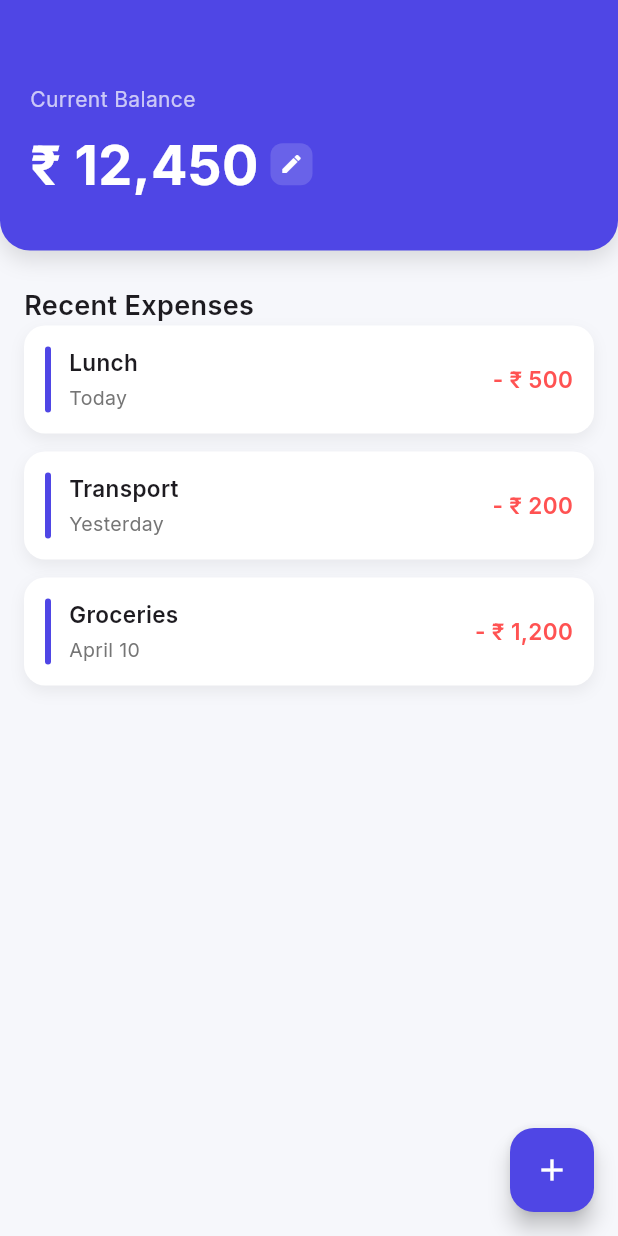
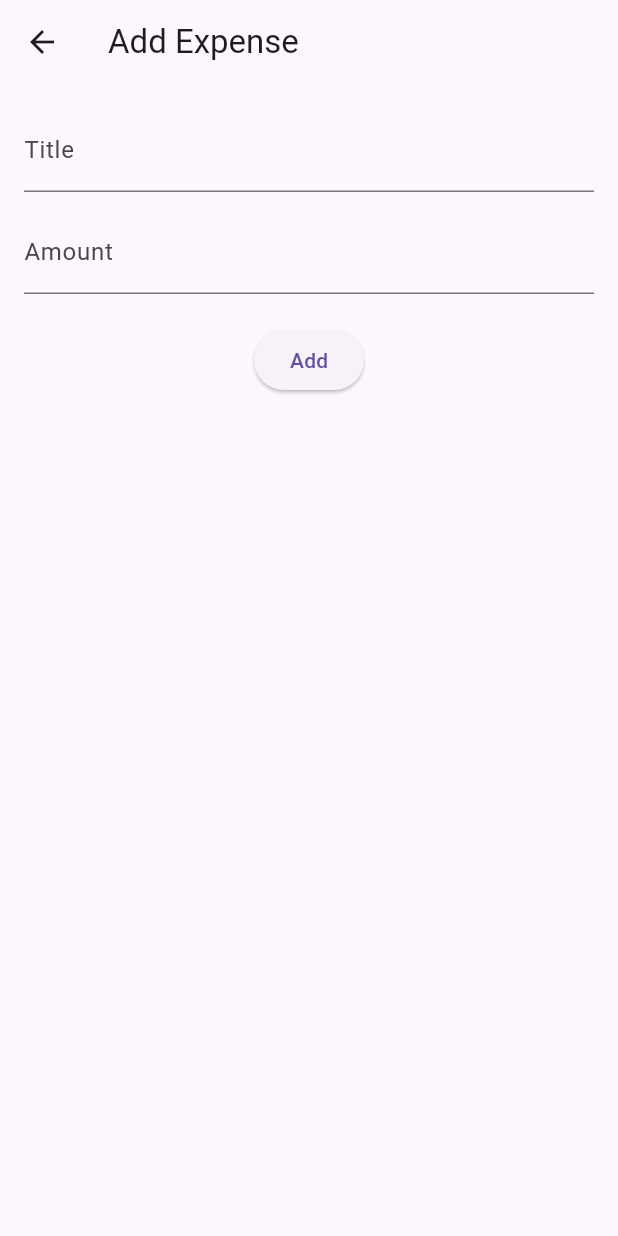
Before and after one commit to Nissan-Shrestha/Expense-tracker-app, a Flutter app: the screen it shows after launch, after a tap on the "add" icon, on a phone screen of 412 x 824 dp. Run offline on Flutter 3.47's test engine with Material 3 defaults, Android fonts, the phone set to English and light mode, and no system bars; our stand-ins replace google_fonts.

Commit message:
app functionalities completed except firebase integration

```diff
--- a/lib/main.dart
+++ b/lib/main.dart
@@ -1,5 +1,9 @@
 import 'package:expense_tracker_app/screens/home/home_screen.dart';
 import 'package:flutter/material.dart';
+import 'package:provider/provider.dart';
+
+import 'viewmodels/expense_viewmodel.dart';
+
 
 void main() {
   runApp(const MyApp());
@@ -10,9 +14,12 @@ class MyApp extends StatelessWidget {
 
   @override
   Widget build(BuildContext context) {
-    return const MaterialApp(
-      debugShowCheckedModeBanner: false,
-      home: HomeScreen(),
+    return ChangeNotifierProvider(
+      create: (_) => ExpenseViewModel(),
+      child: const MaterialApp(
+        debugShowCheckedModeBanner: false,
+        home: HomeScreen(),
+      ),
     );
   }
 }
--- /dev/null
+++ b/lib/models/balance.dart
@@ -0,0 +1,11 @@
+class Balance {
+  final double amount;
+
+  const Balance({required this.amount});
+
+  Balance copyWith({double? amount}) {
+    return Balance(
+      amount: amount ?? this.amount,
+    );
+  }
+}
--- /dev/null
+++ b/lib/models/expense.dart
@@ -0,0 +1,13 @@
+class Expense {
+  final String id;
+  final String title;
+  final double amount;
+  final DateTime date;
+
+  const Expense({
+    required this.id,
+    required this.title,
+    required this.amount,
+    required this.date,
+  });
+}
--- /dev/null
+++ b/lib/screens/home/add_expense_screen.dart
@@ -0,0 +1,52 @@
+import 'package:expense_tracker_app/viewmodels/expense_viewmodel.dart';
+import 'package:flutter/material.dart';
+import 'package:provider/provider.dart';
+
+class AddExpenseScreen extends StatefulWidget {
+  const AddExpenseScreen({super.key});
+
+  @override
+  State<AddExpenseScreen> createState() => _AddExpenseScreenState();
+}
+
+class _AddExpenseScreenState extends State<AddExpenseScreen> {
+  final titleController = TextEditingController();
+  final amountController = TextEditingController();
+
+  @override
+  Widget build(BuildContext context) {
+    return Scaffold(
+      appBar: AppBar(title: const Text('Add Expense')),
+      body: Padding(
+        padding: const EdgeInsets.all(16),
+        child: Column(
+          children: [
+            TextField(
+              controller: titleController,
+              decoration: const InputDecoration(labelText: 'Title'),
+            ),
+            const SizedBox(height: 12),
+            TextField(
+              controller: amountController,
+              keyboardType: TextInputType.number,
+              decoration: const InputDecoration(labelText: 'Amount'),
+            ),
+            const SizedBox(height: 20),
+            ElevatedButton(
+              onPressed: () {
+                final title = titleController.text;
+                final amount = double.tryParse(amountController.text) ?? 0;
+
+                if (title.isNotEmpty && amount > 0) {
+                  context.read<ExpenseViewModel>().addExpense(title, amount);
+                  Navigator.pop(context);
+                }
+              },
+              child: const Text('Add'),
+            ),
+          ],
+        ),
+      ),
+    );
+  }
+}
--- a/lib/screens/home/home_screen.dart
+++ b/lib/screens/home/home_screen.dart
@@ -1,8 +1,11 @@
+import 'package:expense_tracker_app/viewmodels/expense_viewmodel.dart';
 import 'package:expense_tracker_app/widgets/balance_header.dart';
+import 'package:expense_tracker_app/widgets/expense_tile.dart';
 import 'package:flutter/material.dart';
 import 'package:google_fonts/google_fonts.dart';
+import 'package:provider/provider.dart';
 
-import '../../widgets/expense_tile.dart';
+import 'add_expense_screen.dart';
 
 class HomeScreen extends StatelessWidget {
   const HomeScreen({super.key});
@@ -11,18 +14,22 @@ class HomeScreen extends StatelessWidget {
 
   @override
   Widget build(BuildContext context) {
+    final vm = context.watch<ExpenseViewModel>();
+
     return Scaffold(
       backgroundColor: const Color(0xFFF6F7FB),
       body: Column(
         children: [
           const BalanceHeader(),
-
           Expanded(
             child: Padding(
-              padding: const EdgeInsets.fromLTRB(16, 24, 16, 0),
-              child: Column(
+              padding: const EdgeInsets.all(16),
+              child: vm.expenses.isEmpty
+                  ? const Center(child: Text('No expenses yet'))
+                  : Column(
                       crossAxisAlignment: CrossAxisAlignment.start,
                       children: [
+                        const SizedBox(height: 8),
                         Text(
                           'Recent Expenses',
                           style: GoogleFonts.inter(
@@ -30,26 +37,14 @@ class HomeScreen extends StatelessWidget {
                             fontWeight: FontWeight.w600,
                           ),
                         ),
+                        const SizedBox(height: 12),
 
+                        // Expense List
                         Expanded(
-                    child: ListView(
-                      children: const [
-                        ExpenseTile(
-                          title: 'Lunch',
-                          date: 'Today',
-                          amount: '- ₹ 500',
-                        ),
-                        ExpenseTile(
-                          title: 'Transport',
-                          date: 'Yesterday',
-                          amount: '- ₹ 200',
-                        ),
-                        ExpenseTile(
-                          title: 'Groceries',
-                          date: 'April 10',
-                          amount: '- ₹ 1,200',
-                        ),
-                      ],
+                          child: ListView.builder(
+                            itemCount: vm.expenses.length,
+                            itemBuilder: (_, index) =>
+                                ExpenseTile(expense: vm.expenses[index]),
                           ),
                         ),
                       ],
@@ -58,18 +53,15 @@ class HomeScreen extends StatelessWidget {
           ),
         ],
       ),
-
       floatingActionButton: FloatingActionButton(
         backgroundColor: primaryBlue,
         onPressed: () {
-          // Navigator.push(
-          //   context,
-          //   MaterialPageRoute(
-          //     builder: (_) => const AddExpenseScreen(),
-          //   ),
-          // );
+          Navigator.push(
+            context,
+            MaterialPageRoute(builder: (_) => const AddExpenseScreen()),
+          );
         },
-        child: const Icon(Icons.add, color: Colors.white),
+        child: Icon(Icons.add, color: Colors.white),
       ),
     );
   }
--- /dev/null
+++ b/lib/viewmodels/expense_viewmodel.dart
@@ -0,0 +1,46 @@
+import 'package:flutter/material.dart';
+import 'dart:math';
+import '../models/expense.dart';
+import '../models/balance.dart';
+
+class ExpenseViewModel extends ChangeNotifier {
+  Balance _balance = const Balance(amount: 12450);
+  final List<Expense> _expenses = [];
+
+  Balance get balance => _balance;
+  List<Expense> get expenses => List.unmodifiable(_expenses);
+
+  void addExpense(String title, double amount) {
+    final expense = Expense(
+      id: Random().nextDouble().toString(),
+      title: title,
+      amount: amount,
+      date: DateTime.now(),
+    );
+
+    _expenses.insert(0, expense);
+
+    _balance = _balance.copyWith(
+      amount: _balance.amount - amount,
+    );
+
+    notifyListeners();
+  }
+
+  void deleteExpense(String id) {
+    final expense = _expenses.firstWhere((e) => e.id == id);
+
+    _expenses.removeWhere((e) => e.id == id);
+
+    _balance = _balance.copyWith(
+      amount: _balance.amount + expense.amount,
+    );
+
+    notifyListeners();
+  }
+
+  void updateBalance(double newAmount) {
+    _balance = _balance.copyWith(amount: newAmount);
+    notifyListeners();
+  }
+}
--- a/lib/widgets/balance_header.dart
+++ b/lib/widgets/balance_header.dart
@@ -1,5 +1,7 @@
 import 'package:flutter/material.dart';
 import 'package:google_fonts/google_fonts.dart';
+import 'package:provider/provider.dart';
+import '../viewmodels/expense_viewmodel.dart';
 
 class BalanceHeader extends StatelessWidget {
   const BalanceHeader({super.key});
@@ -8,6 +10,8 @@ class BalanceHeader extends StatelessWidget {
 
   @override
   Widget build(BuildContext context) {
+    final vm = context.watch<ExpenseViewModel>();
+
     return Container(
       width: double.infinity,
       padding: const EdgeInsets.fromLTRB(20, 56, 20, 32),
@@ -30,15 +34,16 @@ class BalanceHeader extends StatelessWidget {
         children: [
           Text(
             'Current Balance',
-            style: GoogleFonts.inter(color: Colors.white70, fontSize: 14),
+            style: GoogleFonts.inter(
+              color: Colors.white70,
+              fontSize: 14,
+            ),
           ),
           const SizedBox(height: 8),
-
           Row(
-            crossAxisAlignment: CrossAxisAlignment.center,
             children: [
               Text(
-                '₹ 12,450',
+                '₹ ${vm.balance.amount.toStringAsFixed(2)}',
                 style: GoogleFonts.inter(
                   color: Colors.white,
                   fontSize: 36,
@@ -46,19 +51,9 @@ class BalanceHeader extends StatelessWidget {
                 ),
               ),
               const SizedBox(width: 8),
-
-              GestureDetector(
-                onTap: () {
-                  // open edit balance bottom sheet (later)
-                },
-                child: Container(
-                  padding: const EdgeInsets.all(6),
-                  decoration: BoxDecoration(
-                    color: Colors.white.withOpacity(0.15),
-                    borderRadius: BorderRadius.circular(8),
-                  ),
-                  child: const Icon(Icons.edit, size: 16, color: Colors.white),
-                ),
+              IconButton(
+                icon: const Icon(Icons.edit, color: Colors.white),
+                onPressed: () => _showEditBalance(context),
               ),
             ],
           ),
@@ -66,4 +61,42 @@ class BalanceHeader extends StatelessWidget {
       ),
     );
   }
+
+  void _showEditBalance(BuildContext context) {
+    final controller = TextEditingController();
+
+    showModalBottomSheet(
+      context: context,
+      builder: (_) {
+        return Padding(
+          padding: const EdgeInsets.all(16),
+          child: Column(
+            mainAxisSize: MainAxisSize.min,
+            children: [
+              const Text('Edit Balance'),
+              const SizedBox(height: 12),
+              TextField(
+                controller: controller,
+                keyboardType: TextInputType.number,
+                decoration: const InputDecoration(
+                  hintText: 'Enter new balance',
+                ),
+              ),
+              const SizedBox(height: 12),
+              ElevatedButton(
+                onPressed: () {
+                  final value = double.tryParse(controller.text);
+                  if (value != null) {
+                    context.read<ExpenseViewModel>().updateBalance(value);
+                    Navigator.pop(context);
+                  }
+                },
+                child: const Text('Save'),
+              ),
+            ],
+          ),
+        );
+      },
+    );
+  }
 }
--- a/lib/widgets/expense_tile.dart
+++ b/lib/widgets/expense_tile.dart
@@ -1,19 +1,13 @@
 import 'package:flutter/material.dart';
 import 'package:google_fonts/google_fonts.dart';
+import '../models/expense.dart';
+import 'package:provider/provider.dart';
+import '../viewmodels/expense_viewmodel.dart';
 
 class ExpenseTile extends StatelessWidget {
-  final String title;
-  final String date;
-  final String amount;
+  final Expense expense;
 
-  const ExpenseTile({
-    super.key,
-    required this.title,
-    required this.date,
-    required this.amount,
-  });
-
-  static const Color primaryBlue = Color(0xFF4F46E5);
+  const ExpenseTile({super.key, required this.expense});
 
   @override
   Widget build(BuildContext context) {
@@ -23,34 +17,17 @@ class ExpenseTile extends StatelessWidget {
       decoration: BoxDecoration(
         color: Colors.white,
         borderRadius: BorderRadius.circular(14),
-        boxShadow: [
-          BoxShadow(
-            color: Colors.black.withOpacity(0.06),
-            blurRadius: 8,
-            offset: const Offset(0, 4),
-          ),
-        ],
       ),
       child: Row(
+        crossAxisAlignment: CrossAxisAlignment.center,
         children: [
-          // 🔵 LEFT ACCENT
-          Container(
-            width: 4,
-            height: 44,
-            decoration: BoxDecoration(
-              color: primaryBlue,
-              borderRadius: BorderRadius.circular(4),
-            ),
-          ),
-          const SizedBox(width: 12),
-
-          // TEXT
+          // LEFT SIDE (title + date)
           Expanded(
             child: Column(
               crossAxisAlignment: CrossAxisAlignment.start,
               children: [
                 Text(
-                  title,
+                  expense.title,
                   style: GoogleFonts.inter(
                     fontSize: 15,
                     fontWeight: FontWeight.w600,
@@ -58,7 +35,7 @@ class ExpenseTile extends StatelessWidget {
                 ),
                 const SizedBox(height: 4),
                 Text(
-                  date,
+                  expense.date.toString().split(' ')[0],
                   style: GoogleFonts.inter(
                     fontSize: 13,
                     color: Colors.grey.shade600,
@@ -68,15 +45,27 @@ class ExpenseTile extends StatelessWidget {
             ),
           ),
 
-          // AMOUNT
+          // RIGHT SIDE (amount + delete)
+          Column(
+            crossAxisAlignment: CrossAxisAlignment.end,
+            children: [
               Text(
-            amount,
+                '- ₹ ${expense.amount.toStringAsFixed(2)}',
                 style: GoogleFonts.inter(
                   fontSize: 15,
                   fontWeight: FontWeight.w600,
                   color: Colors.redAccent,
                 ),
               ),
+              const SizedBox(height: 4),
+              GestureDetector(
+                onTap: () {
+                  context.read<ExpenseViewModel>().deleteExpense(expense.id);
+                },
+                child: const Icon(Icons.delete, size: 18, color: Colors.red),
+              ),
+            ],
+          ),
         ],
       ),
     );
--- a/pubspec.yaml
+++ b/pubspec.yaml
@@ -35,6 +35,7 @@ dependencies:
   # Use with the CupertinoIcons class for iOS style icons.
   cupertino_icons: ^1.0.8
   google_fonts: ^8.0.1
+  provider: ^6.1.5+1
 
 dev_dependencies:
   flutter_test:
```
Also changed, not shown: models/balance.dart (deleted, +0 -9 lines), models/expense.dart (deleted, +0 -31 lines), pubspec.lock. Lines whose indentation alone changed are shown as unchanged.
